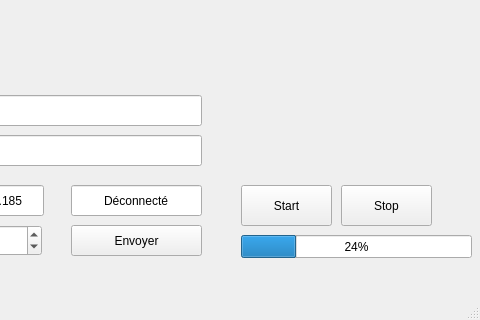
Before: the Qt Designer form Sources/Ground_station/Qt/mainwindow.ui in D3Rnatch/TestPhabricator, drawn with Qt 5; both pictures show x 439 to 919 and y 301 to 621 of the 919 by 621 pixel window.
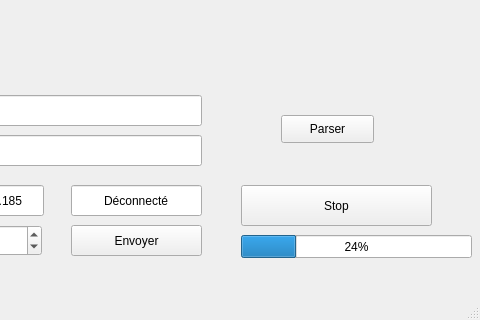
After: the same form once the commit is applied.

Commit message:
Parser JSON
Tests en local OK
tests sur mesage recu du server : NOK

What changed in the file:
```diff
--- a/Sources/Ground_station/Qt/mainwindow.ui
+++ b/Sources/Ground_station/Qt/mainwindow.ui
@@ -82,25 +82,12 @@
      <string>Manuel</string>
     </property>
    </widget>
-   <widget class="QPushButton" name="boutonStart">
-    <property name="geometry">
-     <rect>
-      <x>680</x>
-      <y>450</y>
-      <width>91</width>
-      <height>41</height>
-     </rect>
-    </property>
-    <property name="text">
-     <string>Start</string>
-    </property>
-   </widget>
    <widget class="QPushButton" name="boutonStop">
     <property name="geometry">
      <rect>
-      <x>780</x>
+      <x>680</x>
       <y>450</y>
-      <width>91</width>
+      <width>191</width>
       <height>41</height>
      </rect>
     </property>
@@ -250,6 +237,19 @@
      <set>Qt::AlignCenter</set>
     </property>
    </widget>
+   <widget class="QPushButton" name="boutonParse">
+    <property name="geometry">
+     <rect>
+      <x>720</x>
+      <y>380</y>
+      <width>93</width>
+      <height>28</height>
+     </rect>
+    </property>
+    <property name="text">
+     <string>Parser</string>
+    </property>
+   </widget>
   </widget>
   <widget class="QToolBar" name="mainToolBar">
    <attribute name="toolBarArea">
```
The commit also changes 3 other files.
